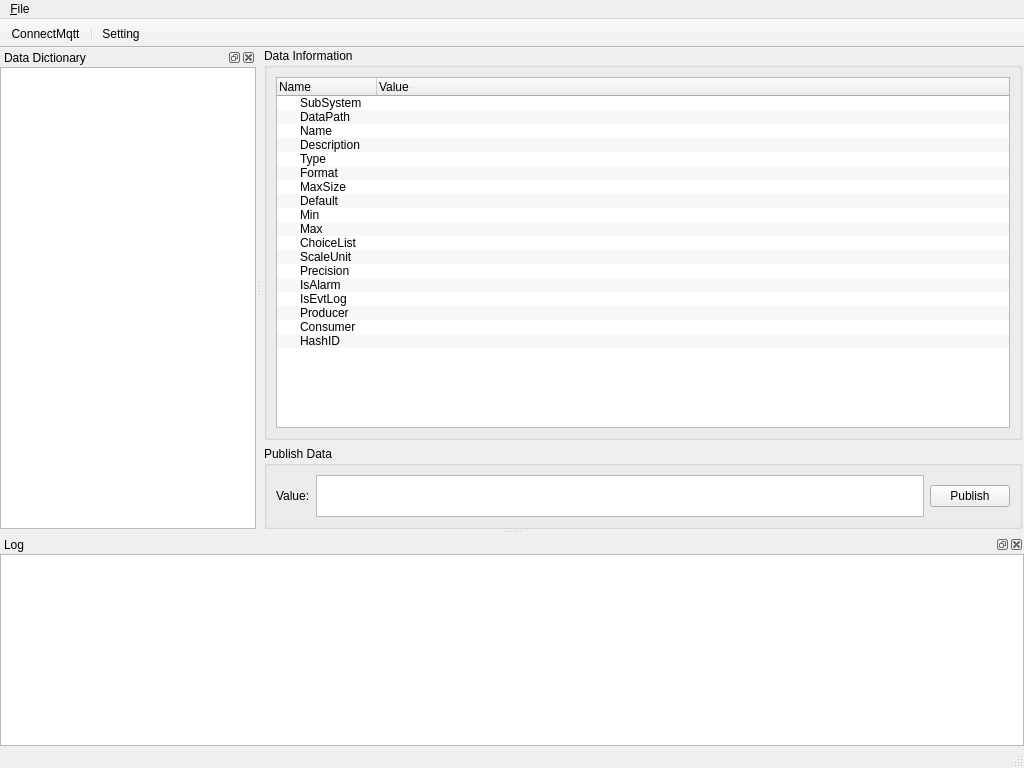
This is simulator/uiform/SimulatorUI.ui in zhanddkk/mqtt-utility as Qt 5 draws it before an edit. The edited form follows.
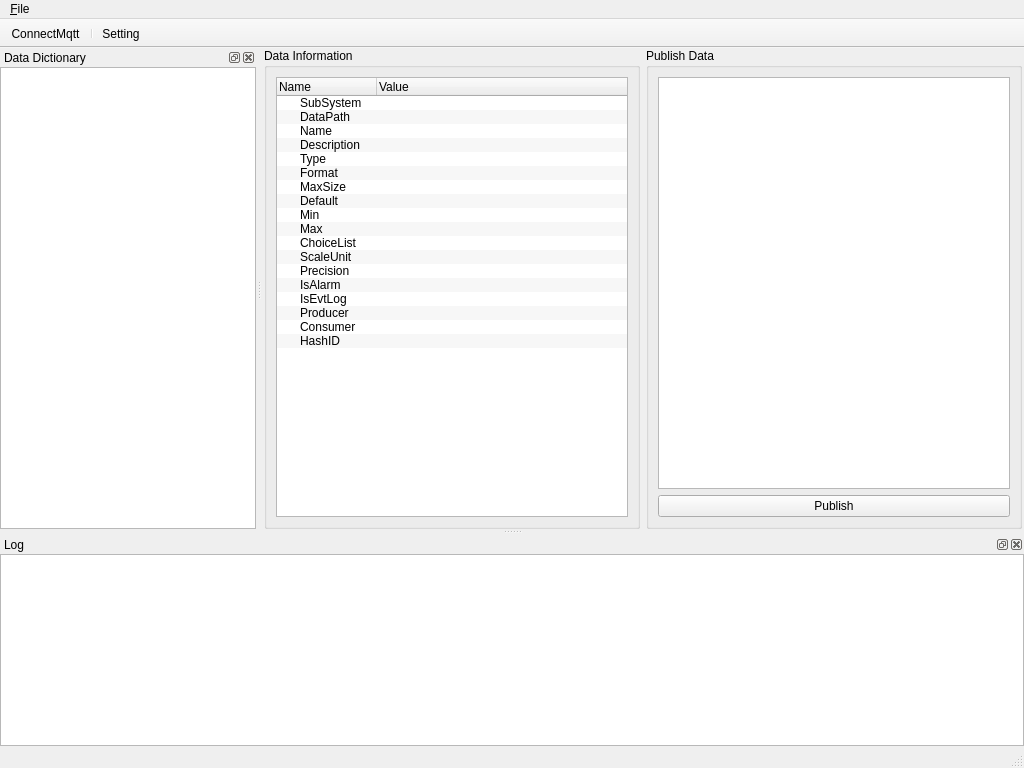
This is the edited form. Icons and pictures are not drawn.

Patch:
```diff
--- a/simulator/uiform/SimulatorUI.ui
+++ b/simulator/uiform/SimulatorUI.ui
@@ -32,16 +32,14 @@
      <number>0</number>
     </property>
     <item row="0" column="0">
-     <layout class="QGridLayout" name="gridLayout_7">
-      <item row="0" column="0">
+     <layout class="QGridLayout" name="gridLayout">
+      <item row="0" column="1">
        <widget class="QGroupBox" name="groupBox">
         <property name="title">
          <string>Data Information</string>
         </property>
         <layout class="QGridLayout" name="gridLayout_10">
          <item row="0" column="0">
-          <layout class="QGridLayout" name="gridLayout_8">
-           <item row="0" column="0">
             <widget class="QTreeWidget" name="treeWidgetDataInfo">
              <property name="editTriggers">
               <set>QAbstractItemView::NoEditTriggers</set>
@@ -167,14 +165,12 @@
             </widget>
            </item>
           </layout>
-         </item>
-        </layout>
        </widget>
       </item>
-      <item row="1" column="0">
+      <item row="0" column="2">
        <widget class="QGroupBox" name="groupBox_2">
         <property name="sizePolicy">
-         <sizepolicy hsizetype="Preferred" vsizetype="Fixed">
+         <sizepolicy hsizetype="Expanding" vsizetype="Expanding">
           <horstretch>0</horstretch>
           <verstretch>0</verstretch>
          </sizepolicy>
@@ -188,26 +184,23 @@
         <property name="maximumSize">
          <size>
           <width>16777215</width>
-          <height>83</height>
+          <height>16777215</height>
          </size>
         </property>
         <property name="title">
          <string>Publish Data</string>
         </property>
         <layout class="QGridLayout" name="gridLayout_9">
-         <item row="0" column="0">
-          <layout class="QHBoxLayout" name="horizontalLayout">
-           <item>
-            <widget class="QLabel" name="label">
-             <property name="text">
-              <string>Value:</string>
+         <item row="0" column="2">
+          <widget class="QTextEdit" name="textEditValue">
+           <property name="font">
+            <font>
+             <family>Consolas</family>
+            </font>
              </property>
             </widget>
            </item>
-           <item>
-            <widget class="QTextEdit" name="textEditValue"/>
-           </item>
-           <item>
+         <item row="3" column="2">
             <widget class="QPushButton" name="pushButtonPublish">
              <property name="text">
               <string>Publish</string>
@@ -215,8 +208,6 @@
             </widget>
            </item>
           </layout>
-         </item>
-        </layout>
        </widget>
       </item>
      </layout>
```
Left out of the diff: 2 changed lines with no effect on the pictures. Lines whose indentation alone changed are shown as unchanged.
